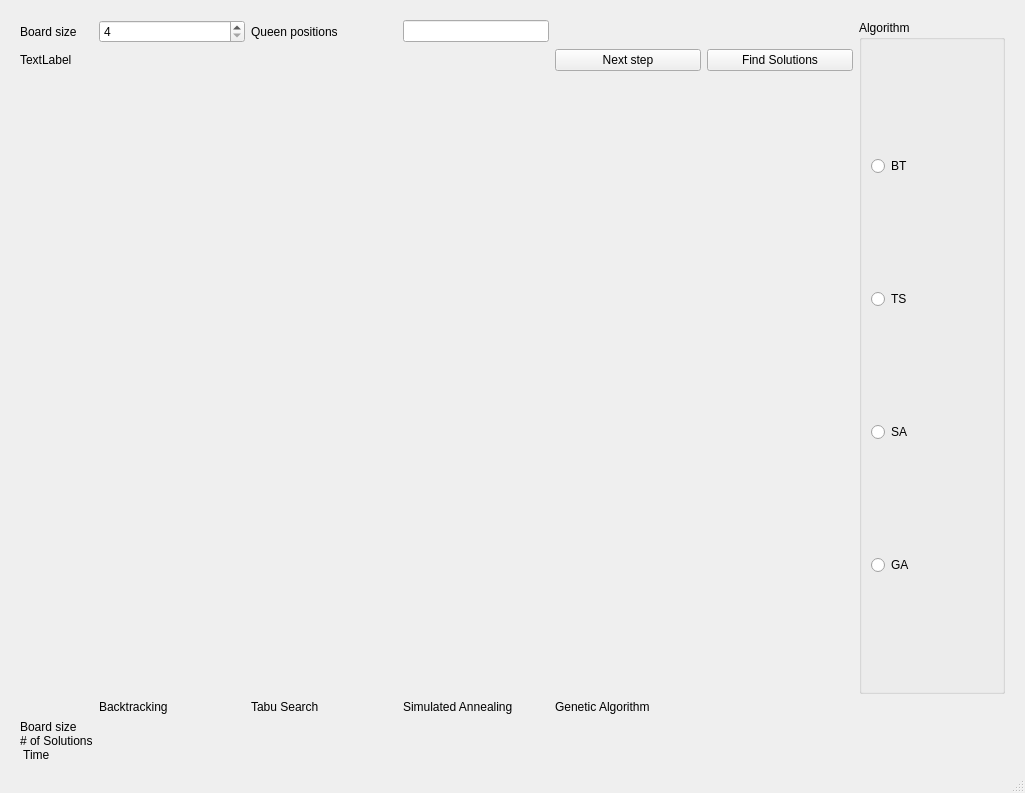
This is it3105/project1/pro1-python/main_window.ui in fredrikpe/it3105 as Qt 5 draws it before an edit. The edited form follows.
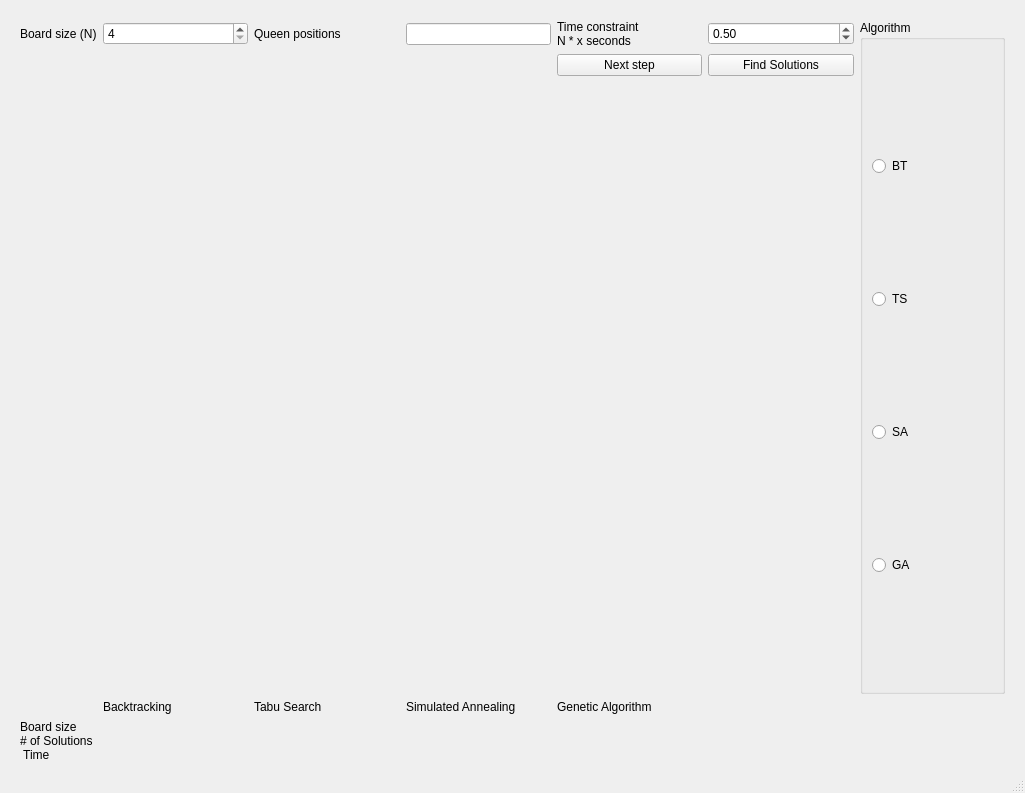
This is the edited form.

The edit to the form file:
```diff
--- a/it3105/project1/pro1-python/main_window.ui
+++ b/it3105/project1/pro1-python/main_window.ui
@@ -31,6 +31,16 @@
       </property>
      </widget>
     </item>
+    <item row="3" column="5">
+     <widget class="QLabel" name="label_6">
+      <property name="text">
+       <string>Genetic Algorithm</string>
+      </property>
+     </widget>
+    </item>
+    <item row="0" column="4">
+     <widget class="QLineEdit" name="queensLineEdit"/>
+    </item>
     <item row="1" column="6">
      <widget class="QPushButton" name="solveButton">
       <property name="text">
@@ -38,6 +48,13 @@
       </property>
      </widget>
     </item>
+    <item row="0" column="0">
+     <widget class="QLabel" name="label_11">
+      <property name="text">
+       <string>Board size (N)</string>
+      </property>
+     </widget>
+    </item>
     <item row="0" column="3">
      <widget class="QLabel" name="label">
       <property name="text">
@@ -45,37 +62,13 @@
       </property>
      </widget>
     </item>
-    <item row="0" column="4">
-     <widget class="QLineEdit" name="queensLineEdit"/>
-    </item>
     <item row="0" column="2">
      <widget class="QSpinBox" name="boardSizeSpinBox">
       <property name="minimum">
        <number>4</number>
       </property>
       <property name="maximum">
-       <number>30</number>
-      </property>
-     </widget>
-    </item>
-    <item row="0" column="0">
-     <widget class="QLabel" name="label_11">
-      <property name="text">
-       <string>Board size</string>
-      </property>
-     </widget>
-    </item>
-    <item row="1" column="0">
-     <widget class="QLabel" name="label_2">
-      <property name="text">
-       <string>TextLabel</string>
-      </property>
-     </widget>
-    </item>
-    <item row="3" column="5">
-     <widget class="QLabel" name="label_6">
-      <property name="text">
-       <string>Genetic Algorithm</string>
+       <number>1000</number>
       </property>
      </widget>
     </item>
@@ -174,6 +167,27 @@
       </layout>
      </widget>
     </item>
+    <item row="0" column="6">
+     <widget class="QDoubleSpinBox" name="timeSpinBox">
+      <property name="maximum">
+       <double>10.000000000000000</double>
+      </property>
+      <property name="singleStep">
+       <double>0.500000000000000</double>
+      </property>
+      <property name="value">
+       <double>0.500000000000000</double>
+      </property>
+     </widget>
+    </item>
+    <item row="0" column="5">
+     <widget class="QLabel" name="label_2">
+      <property name="text">
+       <string>Time constraint
+N * x seconds</string>
+      </property>
+     </widget>
+    </item>
    </layout>
   </widget>
   <widget class="QMenuBar" name="menubar">
@@ -182,7 +196,7 @@
      <x>0</x>
      <y>0</y>
      <width>1025</width>
-     <height>21</height>
+     <height>25</height>
     </rect>
    </property>
   </widget>
```
